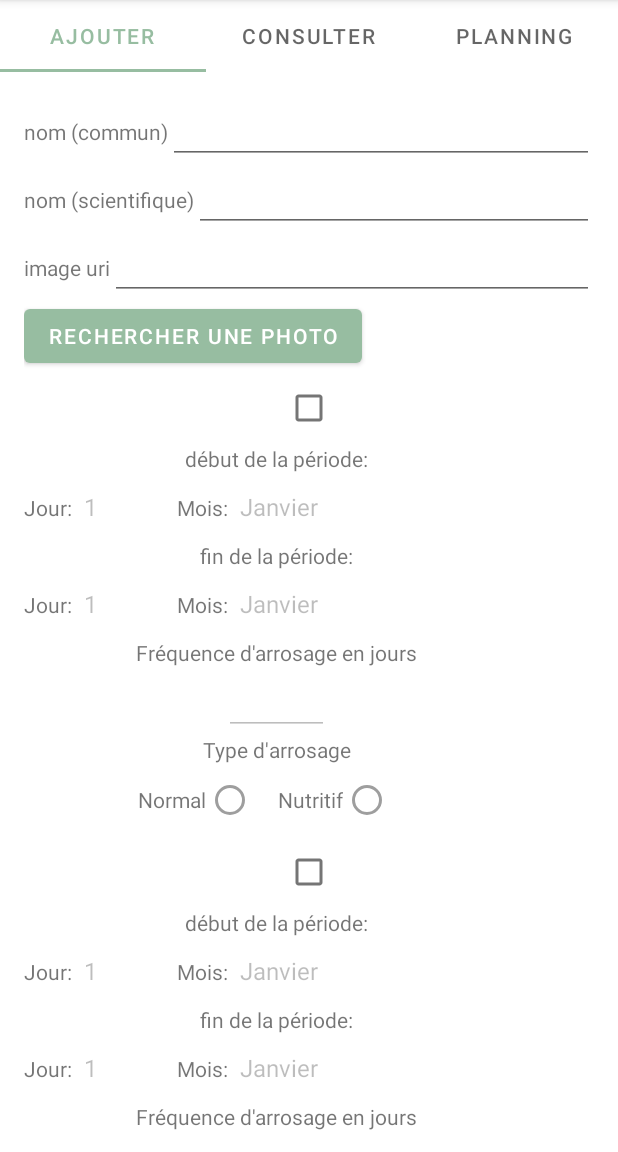
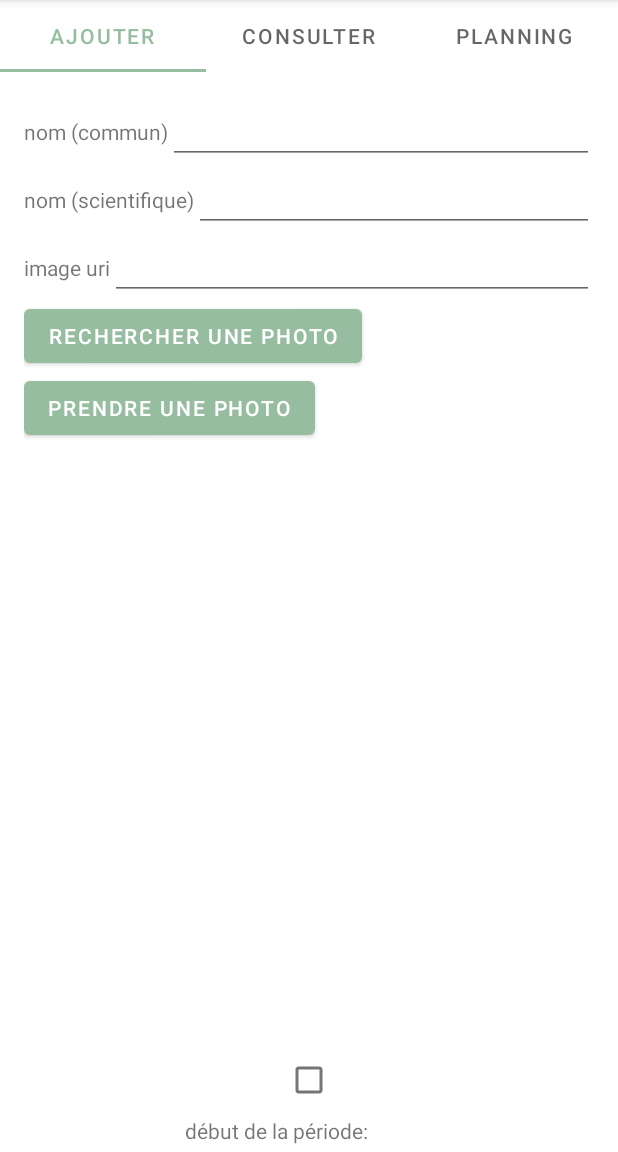
Before and after one commit to harmonySD/app_mobile, an Android app: the screen it shows after launch (MainActivity), on a phone screen of 412 x 824 dp, the part 84-1236 px from its top. Run offline under Robolectric (Android 15) with nearby library versions, the phone set to English and light mode, and no system bars; pictures from the network do not load.

Commit message:
prendre une photo de la camera et phototheque

```diff
--- a/app/src/main/AndroidManifest.xml
+++ b/app/src/main/AndroidManifest.xml
@@ -2,6 +2,7 @@
 <manifest xmlns:android="http://schemas.android.com/apk/res/android"
     package="m1.pmob.veget_eau">
     <uses-permission android:name="android.permission.READ_EXTERNAL_STORAGE"/>
+
 
     <application
         android:allowBackup="false"
--- a/app/src/main/java/m1/pmob/veget_eau/AjouterFragment.kt
+++ b/app/src/main/java/m1/pmob/veget_eau/AjouterFragment.kt
@@ -1,17 +1,26 @@
 package m1.pmob.veget_eau
 
+import android.app.Activity
+import android.app.Activity.RESULT_OK
 import android.content.Context
+import android.content.Intent
+import android.graphics.Bitmap
+import android.net.Uri
 import android.os.Build
 import android.os.Bundle
 import android.os.VibrationEffect
 import android.os.VibrationEffect.DEFAULT_AMPLITUDE
 import android.os.Vibrator
+import android.provider.MediaStore
 import android.util.Log
 import androidx.fragment.app.Fragment
 import android.view.LayoutInflater
 import android.view.View
 import android.view.ViewGroup
+import android.widget.Button
+import android.widget.ImageView
 import android.widget.Toast
+import androidx.activity.result.contract.ActivityResultContracts
 import androidx.annotation.RequiresApi
 import androidx.appcompat.app.AlertDialog
 import androidx.lifecycle.ViewModelProvider
@@ -35,10 +44,28 @@ class AjouterFragment : Fragment(R.layout.fragment_ajouter) {
     val model by lazy{
         ViewModelProvider(this).get(MyViewModel::class.java)}
 
+
+    lateinit var imageView: ImageView
+
     @RequiresApi(Build.VERSION_CODES.O)
     override fun onViewCreated(view: View, savedInstanceState: Bundle?){
         super.onViewCreated(view, savedInstanceState)
         binding = FragmentAjouterBinding.bind(view)
+
+        imageView = binding.imageView
+        var mChooseBtn= binding.chooseImageBtn
+        var takeBn= binding.takeImageBtn
+
+
+        mChooseBtn.setOnClickListener{
+           val gallery = Intent(Intent.ACTION_PICK, MediaStore.Images.Media.INTERNAL_CONTENT_URI)
+            getResult.launch(gallery)
+        }
+        takeBn.setOnClickListener{
+            val cameraIntent= Intent(MediaStore.ACTION_IMAGE_CAPTURE)
+            getResult.launch(cameraIntent)
+        }
+
         binding.bAjouter.setOnClickListener {
             var nc = binding.edNomverna.text.toString().trim()
             var ns = binding.edNomscient.text.toString().trim()
@@ -82,6 +109,7 @@ class AjouterFragment : Fragment(R.layout.fragment_ajouter) {
         activateArrosElem(binding.arros2,false)
         activateArrosElem(binding.arros3,false)
     }
+
 
     fun afficherDialog( s: String ){
         context?.let {
@@ -151,4 +179,24 @@ class AjouterFragment : Fragment(R.layout.fragment_ajouter) {
         }
 
     }
+ /*   override fun onActivityResult(requestCode: Int, resultCode: Int, data: Intent?) {
+        super.onActivityResult(requestCode, resultCode, data)
+        if (resultCode == RESULT_OK && requestCode == pickImage) {
+            imageUri = data?.data
+            imageView.setImageURI(imageUri)
+        }
+        if (resultCode == RESULT_OK && requestCode == takeimage && data != null){
+            imageView.setImageBitmap(data.extras?.get("data") as Bitmap)
+        }
+    }
+    */
+    private val getResult =
+        registerForActivityResult(
+            ActivityResultContracts.StartActivityForResult()
+        ) {
+            if (it.resultCode == Activity.RESULT_OK) {
+                imageView.setImageURI(it.data?.data)
+                imageView.setImageBitmap(it.data?.extras?.get("data") as Bitmap)
+            }
+        }
 }
--- /dev/null
+++ b/app/src/main/res/drawable/ic_image_black_24dp.xml
@@ -0,0 +1,4 @@
+<?xml version="1.0" encoding="utf-8"?>
+<selector xmlns:android="http://schemas.android.com/apk/res/android">
+
+</selector>
--- a/app/src/main/res/layout/fragment_ajouter.xml
+++ b/app/src/main/res/layout/fragment_ajouter.xml
@@ -72,15 +72,24 @@
     <LinearLayout
         android:layout_width="match_parent"
         android:layout_height="wrap_content"
-        android:orientation="horizontal">
+        android:orientation="vertical">
         <Button
+            android:id="@+id/choose_image_btn"
             android:layout_width="wrap_content"
             android:layout_height="wrap_content"
             android:text="rechercher une photo"/>
+        <Button
+            android:id="@+id/take_image_btn"
+            android:layout_width="wrap_content"
+            android:layout_height="wrap_content"
+            android:text="prendre une photo"/>
         <ImageView
-            android:layout_width="match_parent"
-            android:layout_height="wrap_content"
-            android:id="@+id/imgPhoto"/>
+            android:id="@+id/image_view"
+            android:src="@drawable/ic_image_black_24dp"
+            android:scaleType="centerCrop"
+            android:layout_width="400dp"
+            android:layout_height="400dp"
+            />
     </LinearLayout>
 
 
```
